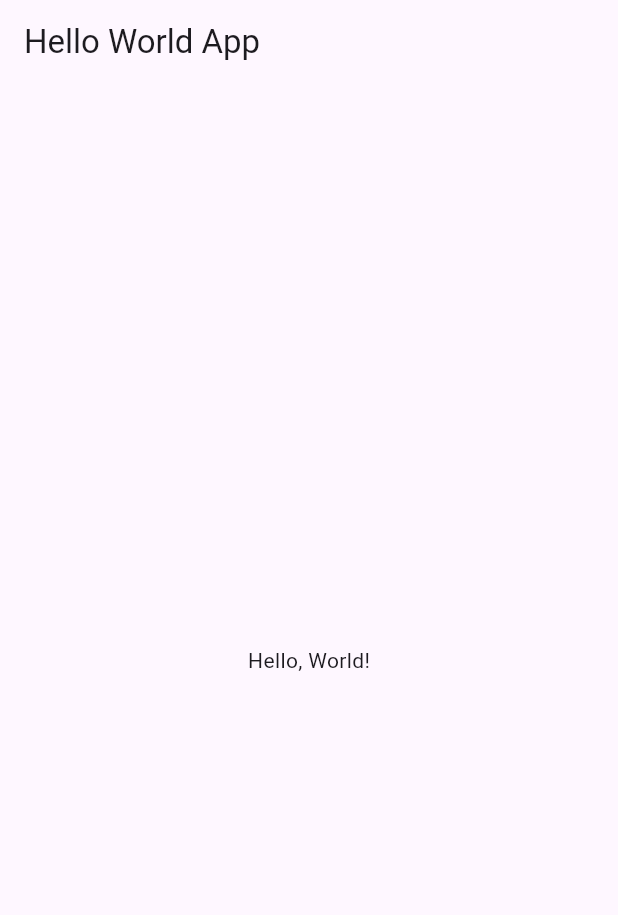
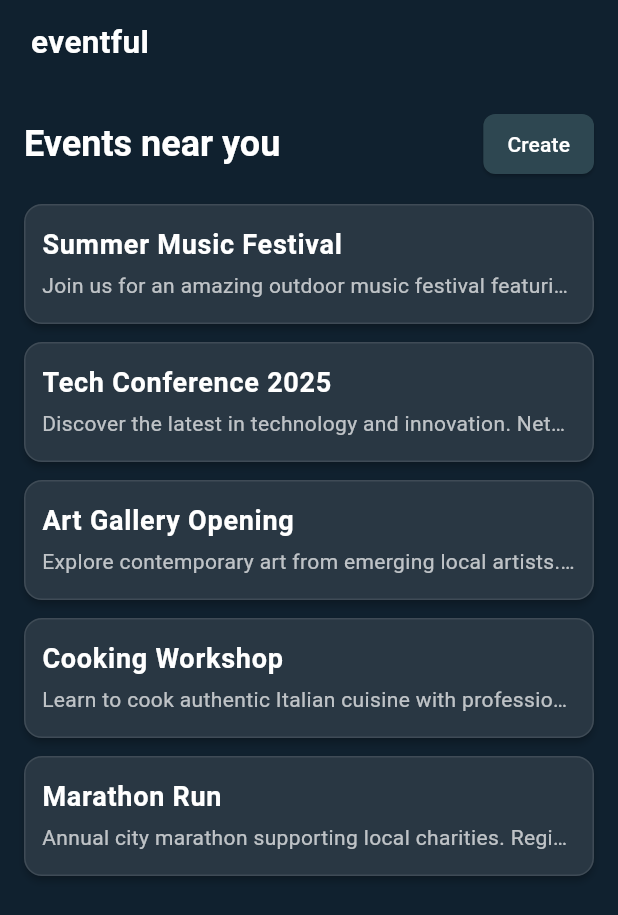
Before and after one commit to samya-ak/eventful, a Flutter app: the screen it shows after launch, on a phone screen of 412 x 824 dp. Shown: the top 915 px of the screen. Run offline on Flutter 3.47's test engine with Material 3 defaults, Android fonts, the phone set to English and light mode, and no system bars.

Commit message:
Add events listing page

```diff
--- /dev/null
+++ b/lib/constants/app_colors.dart
@@ -0,0 +1,16 @@
+import 'package:flutter/material.dart';
+
+class AppColors {
+  static const Color primary = Color(0xFF10212F);
+  static const Color secondary = Color(0xFF293743);
+  static const Color button = Color(0xFF2E4751);
+  static const Color white = Colors.white;
+  static const Color black = Colors.black;
+
+  // Helper methods for alpha values
+  static Color whiteWithAlpha(double opacity) =>
+      white.withAlpha((opacity * 255).round());
+
+  static Color blackWithAlpha(double opacity) =>
+      black.withAlpha((opacity * 255).round());
+}
--- /dev/null
+++ b/lib/constants/app_constants.dart
@@ -0,0 +1,21 @@
+class AppConstants {
+  // Base spacing unit: 1x = 4.0
+  static const double _baseUnit = 4.0;
+
+  // Spacing multipliers (use these throughout the app)
+  static const double x1 = _baseUnit * 1; // 4.0
+  static const double x2 = _baseUnit * 2; // 8.0
+  static const double x3 = _baseUnit * 3; // 12.0
+  static const double x4 = _baseUnit * 4; // 16.0
+  static const double x5 = _baseUnit * 5; // 20.0
+  static const double x6 = _baseUnit * 6; // 24.0
+  static const double x8 = _baseUnit * 8; // 32.0
+  static const double x10 = _baseUnit * 10; // 40.0
+  static const double x12 = _baseUnit * 12; // 48.0
+  static const double x16 = _baseUnit * 16; // 64.0
+  static const double x20 = _baseUnit * 20; // 80.0
+  static const double x25 = _baseUnit * 25; // 100.0
+
+  // Custom values (when standard spacing doesn't fit)
+  // Use these sparingly and only when the spacing system doesn't work
+}
--- /dev/null
+++ b/lib/l10n/app_strings.dart
@@ -0,0 +1,8 @@
+class AppStrings {
+  static const String appName = 'eventful';
+  static const String eventsNearYouTitle = 'Events near you';
+  static const String createButtonText = 'Create';
+
+  // TODO: Add more strings as needed
+  // In a real app, these would be loaded from locale-specific files
+}
--- a/lib/main.dart
+++ b/lib/main.dart
@@ -1,12 +1,24 @@
 import 'package:flutter/material.dart';
+import 'screens/events_page.dart';
+import 'l10n/app_strings.dart';
 
 void main() {
-  runApp(
-    MaterialApp(
-      home: Scaffold(
-        appBar: AppBar(title: Text('Hello World App')),
-        body: Center(child: Text('Hello, World!')),
+  runApp(const MyApp());
+}
+
+class MyApp extends StatelessWidget {
+  const MyApp({super.key});
+
+  @override
+  Widget build(BuildContext context) {
+    return MaterialApp(
+      title: AppStrings.appName,
+      theme: ThemeData(
+        primarySwatch: Colors.blue,
+        visualDensity: VisualDensity.adaptivePlatformDensity,
       ),
-    ),
-  );
+      home: const EventsPage(),
+      debugShowCheckedModeBanner: false,
+    );
+  }
 }
--- /dev/null
+++ b/lib/models/event.dart
@@ -0,0 +1,19 @@
+class Event {
+  final String name;
+  final String description;
+
+  const Event({required this.name, required this.description});
+
+  // Factory constructor for creating from JSON
+  factory Event.fromJson(Map<String, dynamic> json) {
+    return Event(
+      name: json['name'] as String,
+      description: json['description'] as String,
+    );
+  }
+
+  // Convert to JSON
+  Map<String, dynamic> toJson() {
+    return {'name': name, 'description': description};
+  }
+}
--- /dev/null
+++ b/lib/screens/events_page.dart
@@ -0,0 +1,84 @@
+import 'package:flutter/material.dart';
+import '../constants/app_colors.dart';
+import '../constants/app_constants.dart';
+import '../l10n/app_strings.dart';
+import '../models/event.dart';
+import '../widgets/custom_app_bar.dart';
+import '../widgets/section_header.dart';
+import '../widgets/event_card.dart';
+
+class EventsPage extends StatelessWidget {
+  const EventsPage({super.key});
+
+  // Sample events data - In a real app, this would come from a service/repository
+  static const List<Event> _sampleEvents = [
+    Event(
+      name: 'Summer Music Festival',
+      description:
+          'Join us for an amazing outdoor music festival featuring local and international artists. Experience great music, delicious food, and unforgettable memories under the stars.',
+    ),
+    Event(
+      name: 'Tech Conference 2025',
+      description:
+          'Discover the latest in technology and innovation. Network with industry leaders and learn about cutting-edge developments in AI, blockchain, and more.',
+    ),
+    Event(
+      name: 'Art Gallery Opening',
+      description:
+          'Explore contemporary art from emerging local artists. Wine and appetizers will be served.',
+    ),
+    Event(
+      name: 'Cooking Workshop',
+      description:
+          'Learn to cook authentic Italian cuisine with professional chef Marco Rossi. All ingredients and equipment provided. Perfect for beginners and experienced cooks alike.',
+    ),
+    Event(
+      name: 'Marathon Run',
+      description:
+          'Annual city marathon supporting local charities. Register now for early bird pricing.',
+    ),
+  ];
+
+  @override
+  Widget build(BuildContext context) {
+    return Scaffold(
+      backgroundColor: AppColors.primary,
+      appBar: const CustomAppBar(),
+      body: Padding(
+        padding: EdgeInsets.all(AppConstants.x4),
+        child: Column(
+          crossAxisAlignment: CrossAxisAlignment.start,
+          children: [
+            SectionHeader(
+              title: AppStrings.eventsNearYouTitle,
+              onCreatePressed: _handleCreateEvent,
+            ),
+            SizedBox(height: AppConstants.x4),
+            Expanded(
+              child: ListView.builder(
+                itemCount: _sampleEvents.length,
+                itemBuilder: (context, index) {
+                  final event = _sampleEvents[index];
+                  return EventCard(
+                    event: event,
+                    onTap: () => _handleEventTap(event),
+                  );
+                },
+              ),
+            ),
+          ],
+        ),
+      ),
+    );
+  }
+
+  void _handleCreateEvent() {
+    // TODO: Navigate to create event page
+    print('Create event pressed');
+  }
+
+  void _handleEventTap(Event event) {
+    // TODO: Navigate to event details page
+    print('Event tapped: ${event.name}');
+  }
+}
--- /dev/null
+++ b/lib/widgets/custom_app_bar.dart
@@ -0,0 +1,34 @@
+import 'package:flutter/material.dart';
+import '../constants/app_colors.dart';
+import '../constants/app_constants.dart';
+import '../l10n/app_strings.dart';
+
+class CustomAppBar extends StatelessWidget implements PreferredSizeWidget {
+  const CustomAppBar({super.key});
+
+  @override
+  Widget build(BuildContext context) {
+    return AppBar(
+      backgroundColor: AppColors.primary,
+      elevation: 0,
+      leading: Padding(
+        padding: EdgeInsets.all(AppConstants.x3),
+        child: Center(
+          child: Text(
+            AppStrings.appName,
+            style: const TextStyle(
+              color: AppColors.white,
+              fontSize: 21, // Custom size
+              fontWeight: FontWeight.bold,
+            ),
+          ),
+        ),
+      ),
+      leadingWidth: 120, // Custom size
+      title: const SizedBox.shrink(),
+    );
+  }
+
+  @override
+  Size get preferredSize => const Size.fromHeight(kToolbarHeight);
+}
--- /dev/null
+++ b/lib/widgets/event_card.dart
@@ -0,0 +1,54 @@
+import 'package:flutter/material.dart';
+import '../constants/app_colors.dart';
+import '../constants/app_constants.dart';
+import '../models/event.dart';
+
+class EventCard extends StatelessWidget {
+  final Event event;
+  final VoidCallback? onTap;
+
+  const EventCard({super.key, required this.event, this.onTap});
+
+  @override
+  Widget build(BuildContext context) {
+    return Card(
+      color: AppColors.secondary,
+      margin: EdgeInsets.only(bottom: AppConstants.x3),
+      shape: RoundedRectangleBorder(
+        borderRadius: BorderRadius.circular(AppConstants.x3),
+        side: BorderSide(color: AppColors.whiteWithAlpha(0.1), width: 1),
+      ),
+      elevation: 2,
+      child: ListTile(
+        onTap: onTap,
+        contentPadding: EdgeInsets.symmetric(
+          horizontal: AppConstants.x3,
+          vertical: AppConstants.x1,
+        ),
+        title: Text(
+          event.name,
+          style: const TextStyle(
+            fontSize: 18,
+            fontWeight: FontWeight.w600,
+            color: AppColors.white,
+          ),
+          maxLines: 1,
+          overflow: TextOverflow.ellipsis,
+        ),
+        subtitle: Padding(
+          padding: EdgeInsets.only(top: AppConstants.x1),
+          child: Text(
+            event.description,
+            style: TextStyle(
+              fontSize: 14,
+              color: AppColors.whiteWithAlpha(0.7),
+              height: 1.4,
+            ),
+            maxLines: 1,
+            overflow: TextOverflow.ellipsis,
+          ),
+        ),
+      ),
+    );
+  }
+}
--- /dev/null
+++ b/lib/widgets/section_header.dart
@@ -0,0 +1,42 @@
+import 'package:flutter/material.dart';
+import '../constants/app_colors.dart';
+import '../constants/app_constants.dart';
+import '../l10n/app_strings.dart';
+
+class SectionHeader extends StatelessWidget {
+  final String title;
+  final VoidCallback? onCreatePressed;
+
+  const SectionHeader({super.key, required this.title, this.onCreatePressed});
+
+  @override
+  Widget build(BuildContext context) {
+    return Row(
+      mainAxisAlignment: MainAxisAlignment.spaceBetween,
+      children: [
+        Text(
+          title,
+          style: Theme.of(context).textTheme.headlineSmall?.copyWith(
+            color: AppColors.white,
+            fontWeight: FontWeight.bold,
+          ),
+        ),
+        ElevatedButton(
+          onPressed: onCreatePressed,
+          style: ElevatedButton.styleFrom(
+            backgroundColor: AppColors.button,
+            foregroundColor: AppColors.white,
+            padding: EdgeInsets.symmetric(
+              horizontal: AppConstants.x4,
+              vertical: AppConstants.x2,
+            ),
+            shape: RoundedRectangleBorder(
+              borderRadius: BorderRadius.circular(AppConstants.x2),
+            ),
+          ),
+          child: const Text(AppStrings.createButtonText),
+        ),
+      ],
+    );
+  }
+}
```
